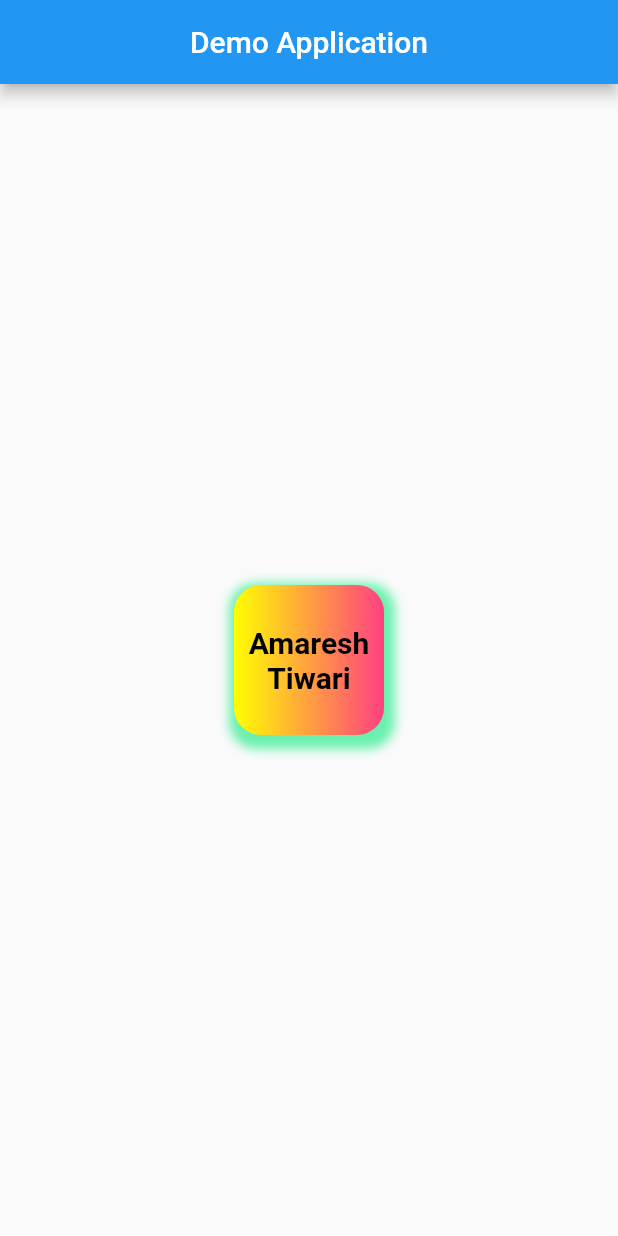
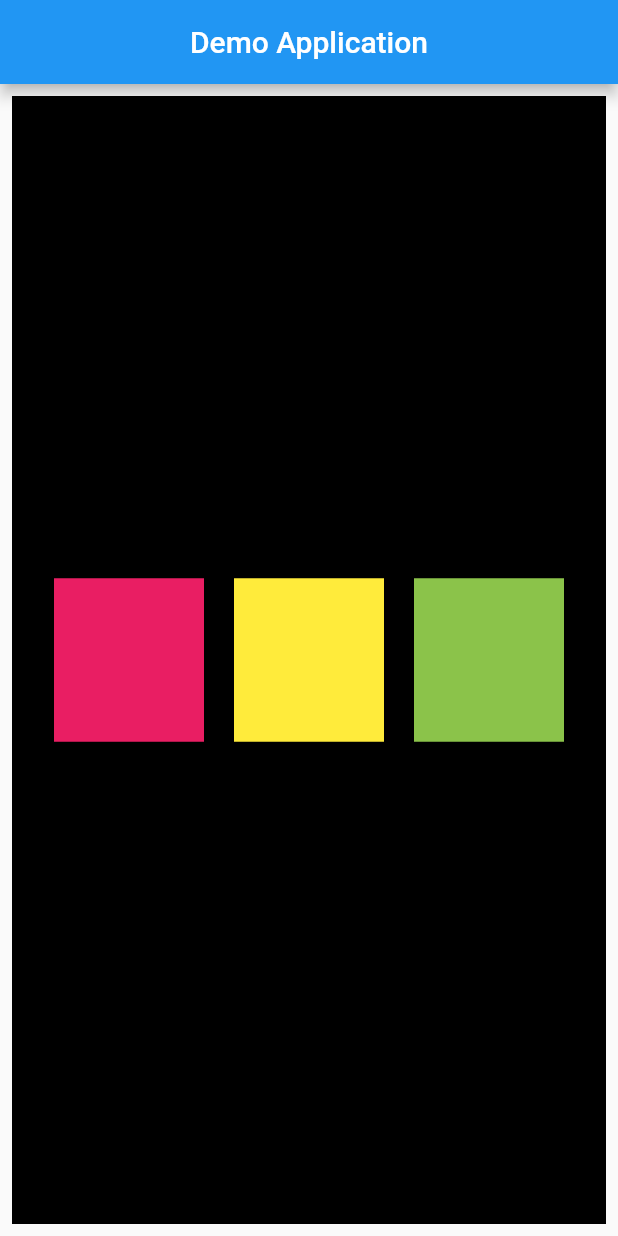
Before and after one commit to amareshtiwari567/practice, a Flutter app: the screen it shows after launch, on a phone screen of 412 x 824 dp. Run offline on Flutter 3.47's test engine with Material 2 defaults, Android fonts, the phone set to English and light mode, and no system bars; missing offline and left inert: dart:js.

Commit message:
second commit

```diff
--- a/lib/main.dart
+++ b/lib/main.dart
@@ -28,78 +28,41 @@ class Homepage extends StatelessWidget {
           centerTitle: true,
         ),
         // This is the body of the Application
-        body: Center(
-          //   padding: const EdgeInsets.all(8.0),
-          //   child: Container(
-          //       color: Colors.black,
-          //       width: MediaQuery.of(context).size.width,
-          //       height: MediaQuery.of(context).size.height,
-          //       child: Padding(
-          //         padding: const EdgeInsets.all(8.0),
-          //         child: Row(
-          //           mainAxisAlignment: MainAxisAlignment.spaceEvenly,
-          //           crossAxisAlignment: CrossAxisAlignment.center,
-          //           children: <Widget>[
-          //             Container(
-          //               padding: const EdgeInsets.all(8),
-          //               width: 100,
-          //               height: 109,
-          //               color: Colors.pink,
-          //             ),
-          //             Container(
-          //               padding: const EdgeInsets.all(8),
-          //               width: 100,
-          //               height: 109,
-          //               color: Colors.yellow,
-          //             ),
-          //             Container(
-          //               padding: const EdgeInsets.all(8),
-          //               width: 100,
-          //               height: 109,
-          //               color: Colors.lightGreen,
-          //             ),
-          //           ],
-          //         ),
-          //       )),
+        body: Padding(
+            padding: const EdgeInsets.all(8.0),
+            child: Center(
+                child: Container(
+              color: Colors.black,
+              width: MediaQuery.of(context).size.width,
+              height: MediaQuery.of(context).size.height,
+              child: Padding(
+                  padding: const EdgeInsets.all(8.0),
+                  child: Row(
+                    mainAxisAlignment: MainAxisAlignment.spaceEvenly,
+                    crossAxisAlignment: CrossAxisAlignment.center,
+                    children: <Widget>[
+                      Container(
+                        padding: const EdgeInsets.all(8),
+                        width: 100,
+                        height: 109,
+                        color: Colors.pink,
+                      ),
+                      Container(
+                        padding: const EdgeInsets.all(8),
+                        width: 100,
+                        height: 109,
+                        color: Colors.yellow,
+                      ),
+                      Container(
+                        padding: const EdgeInsets.all(8),
+                        width: 100,
+                        height: 109,
+                        color: Colors.lightGreen,
+                      ),
+                    ],
+                  )),
 
-          //  Body holds the Child in the application bar
-          child: Container(
-            // these are the attribute of the container like padding,allignment,width,height
-            padding: EdgeInsets.all(8),
-            alignment: Alignment.center,
-            width: 100,
-            height: 100,
-            // Decortion used for decorate the box, we can give the color border radius we can give the shadow
-            decoration: BoxDecoration(
-                color: Colors.blueAccent,
-                borderRadius: BorderRadius.circular(18),
-                boxShadow: [
-                  BoxShadow(
-                    color: Colors.greenAccent,
-                    // used for blur
-                    blurRadius: 5,
-                    spreadRadius: 5,
-                    offset: Offset(2.0, 4.0),
-                  )
-                ],
-                // this uses for gradient(like - Linear gradient)
-                gradient: LinearGradient(
-                    colors: [Colors.yellowAccent, Colors.pinkAccent])),
-            // this is used for  TextArea
-            child: Text(
-              "Amaresh Tiwari",
-              // it will do Text center
-              textAlign: TextAlign.center,
-              // this gives Text style
-              style: TextStyle(
-                color: Colors.black,
-                // this tells about the font
-                fontWeight: FontWeight.bold,
-                // this tells about size of the text
-                fontSize: 20,
-              ),
-            ),
-          ),
-        ));
+              //   Body holds the Child in the application bar
+            ))));
   }
 }
```
